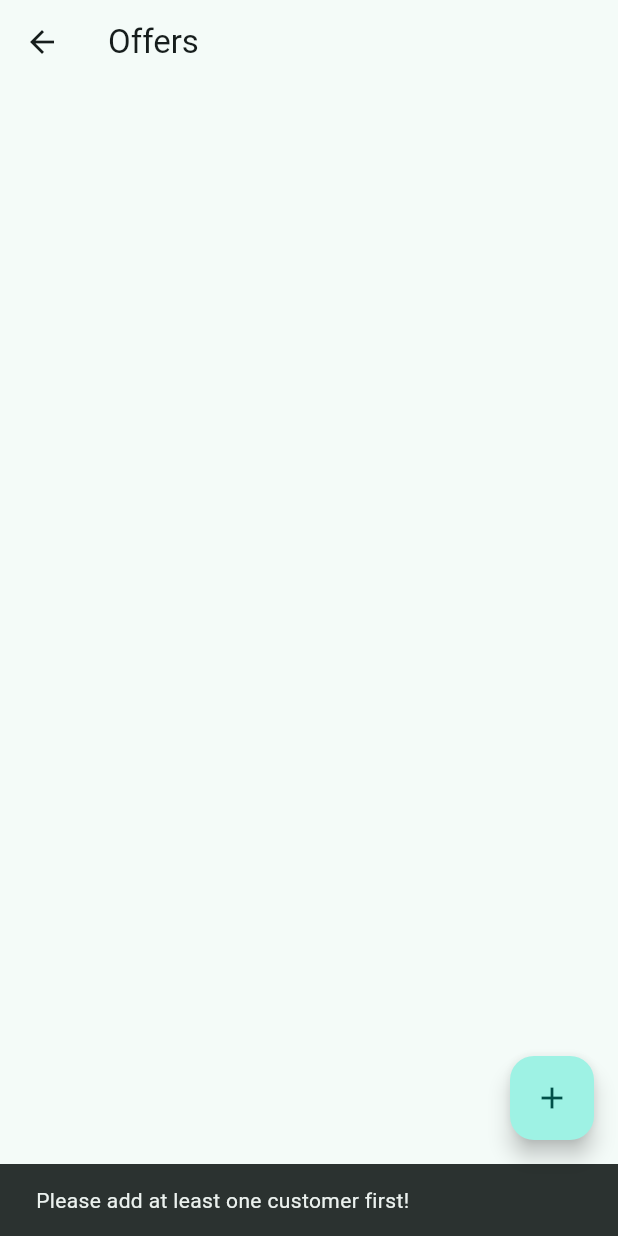
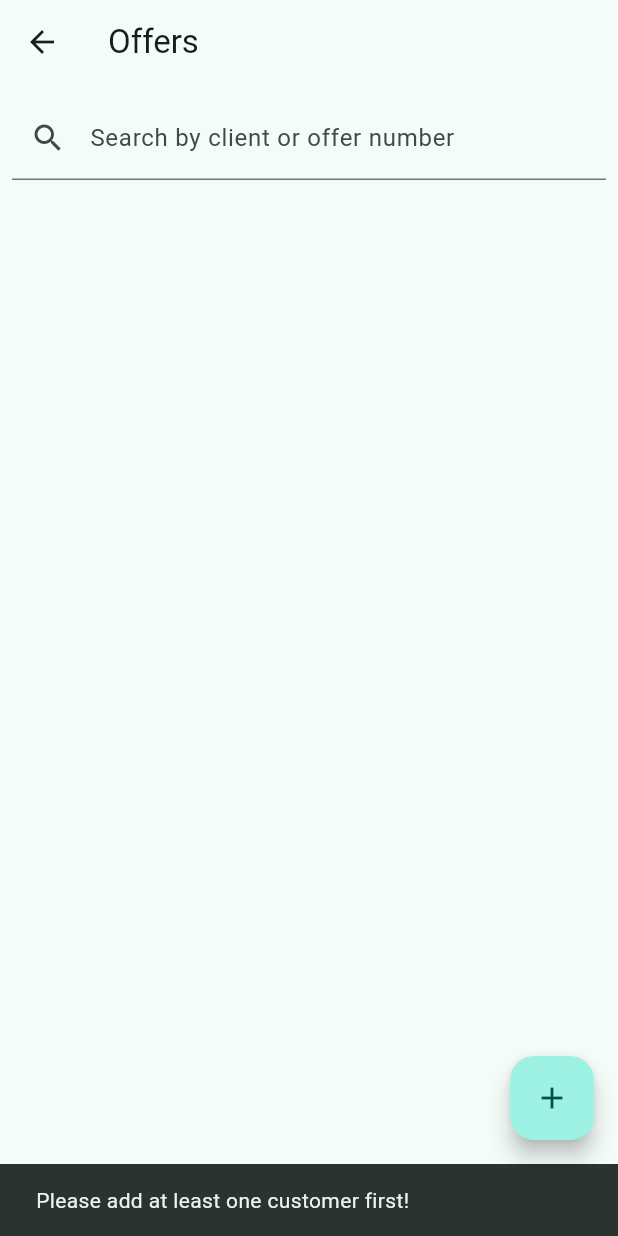
Before and after one commit to drilonkrivaqa/crystal_upvc, a Flutter app: the OffersPage screen opened directly, after a tap on the "add" icon, on a phone screen of 412 x 824 dp. Run offline on Flutter 3.47's test engine with Material 3 defaults, Android fonts, the phone set to English and light mode, and no system bars; our stand-ins replace hive, hive_flutter, image_picker, pdf, printing; accounts and stored records are empty.

Commit message:
Add offer numbering and search

```diff
--- a/lib/pages/offer_detail_page.dart
+++ b/lib/pages/offer_detail_page.dart
@@ -58,7 +58,7 @@ class _OfferDetailPageState extends State<OfferDetailPage> {
     Offer offer = offerBox.getAt(widget.offerIndex)!;
     return Scaffold(
       appBar: AppBar(
-        title: const Text("Offer Details"),
+        title: Text('Offer ${widget.offerIndex + 1}'),
         actions: [
           IconButton(
             icon: const Icon(Icons.picture_as_pdf),
@@ -66,6 +66,7 @@ class _OfferDetailPageState extends State<OfferDetailPage> {
               final offer = offerBox.getAt(widget.offerIndex)!;
               await printOfferPdf(
                 offer: offer,
+                offerNumber: widget.offerIndex + 1,
                 customerBox: customerBox,
                 profileSetBox: profileSetBox,
                 glassBox: glassBox,
--- a/lib/pages/offers_page.dart
+++ b/lib/pages/offers_page.dart
@@ -12,6 +12,7 @@ class OffersPage extends StatefulWidget {
 class _OffersPageState extends State<OffersPage> {
   late Box<Offer> offerBox;
   late Box<Customer> customerBox;
+  String _searchQuery = '';
 
   @override
   void initState() {
@@ -88,18 +89,46 @@ class _OffersPageState extends State<OffersPage> {
   Widget build(BuildContext context) {
     return Scaffold(
       appBar: AppBar(title: const Text('Offers')),
-      body: ValueListenableBuilder(
+      body: Column(
+        children: [
+          Padding(
+            padding: const EdgeInsets.all(8.0),
+            child: TextField(
+              decoration: const InputDecoration(
+                labelText: 'Search by client or offer number',
+                prefixIcon: Icon(Icons.search),
+              ),
+              onChanged: (val) => setState(() => _searchQuery = val.trim()),
+            ),
+          ),
+          Expanded(
+            child: ValueListenableBuilder(
               valueListenable: offerBox.listenable(),
               builder: (context, Box<Offer> box, _) {
+                final results = <int>[];
+                final query = _searchQuery.toLowerCase();
+                for (int i = 0; i < box.length; i++) {
+                  final offer = box.getAt(i);
+                  final customer = offer != null && offer.customerIndex < customerBox.length
+                      ? customerBox.getAt(offer.customerIndex)
+                      : null;
+                  final numStr = (i + 1).toString();
+                  if (query.isEmpty ||
+                      numStr.contains(query) ||
+                      (customer != null && customer.name.toLowerCase().contains(query))) {
+                    results.add(i);
+                  }
+                }
                 return ListView.builder(
-            itemCount: box.length,
-            itemBuilder: (context, i) {
+                  itemCount: results.length,
+                  itemBuilder: (context, idx) {
+                    final i = results[idx];
                     final offer = box.getAt(i);
                     final customer = offer != null && offer.customerIndex < customerBox.length
                         ? customerBox.getAt(offer.customerIndex)
                         : null;
                     return ListTile(
-                title: Text('Offer ${offer?.id ?? ""}'),
+                      title: Text('Offer ${i + 1}'),
                       subtitle: Text('Customer: ${customer?.name ?? "-"}\nDate: ${offer?.date.toString().split(' ').first ?? "-"}'),
                       onTap: () {
                         Navigator.push(
@@ -112,6 +141,9 @@ class _OffersPageState extends State<OffersPage> {
                 );
               },
             ),
+          ),
+        ],
+      ),
       floatingActionButton: FloatingActionButton(
         onPressed: _addOffer,
         child: const Icon(Icons.add),
--- a/lib/pdf/offer_pdf.dart
+++ b/lib/pdf/offer_pdf.dart
@@ -10,6 +10,7 @@ import 'package:hive_flutter/hive_flutter.dart';
 
 Future<void> printOfferPdf({
   required Offer offer,
+  required int offerNumber,
   required Box<Customer> customerBox,
   required Box<ProfileSet> profileSetBox,
   required Box<Glass> glassBox,
@@ -45,7 +46,7 @@ Future<void> printOfferPdf({
         final headerStyle = pw.TextStyle(fontWeight: pw.FontWeight.bold);
 
         final widgets = <pw.Widget>[];
-        widgets.add(pw.Header(level: 0, child: pw.Text('Offer ${offer.id}', style: pw.TextStyle(fontSize: 18, fontWeight: pw.FontWeight.bold))));
+        widgets.add(pw.Header(level: 0, child: pw.Text('Offer $offerNumber', style: pw.TextStyle(fontSize: 18, fontWeight: pw.FontWeight.bold))));
 
         if (customer != null) {
           widgets.add(pw.Text('Customer: ${customer.name}'));
```
Lines whose indentation alone changed are shown as unchanged.
